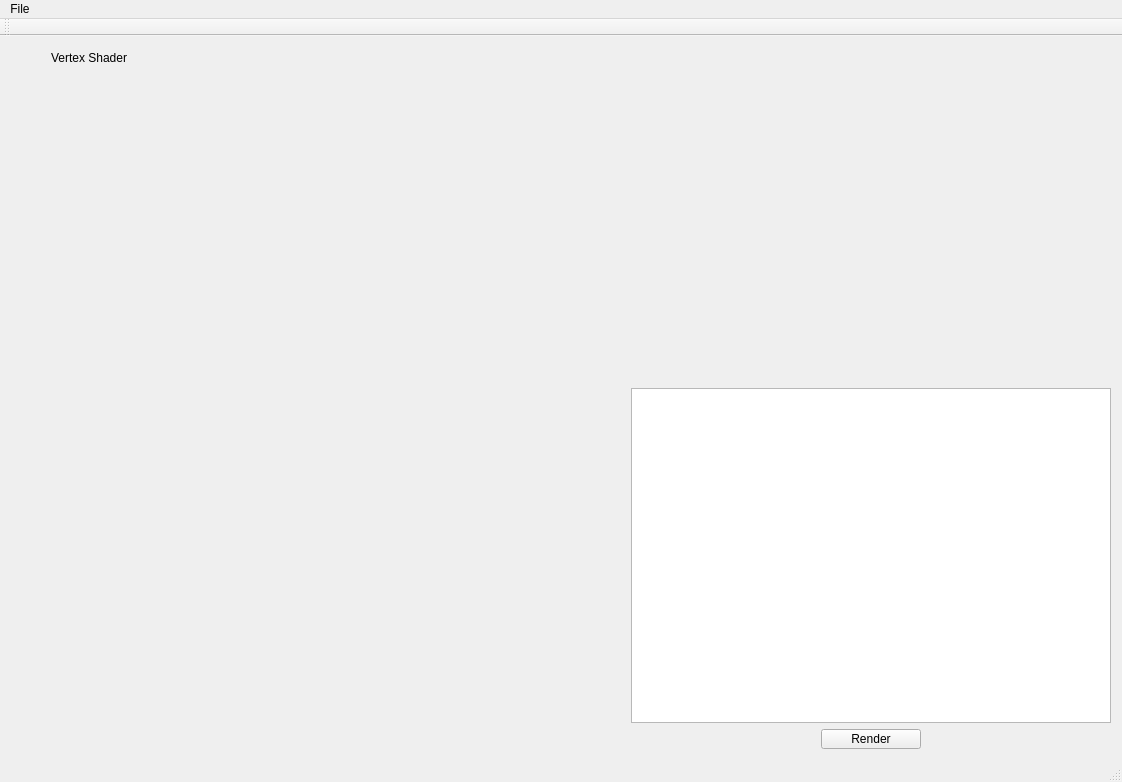
Qt form ToulouseCompiler/ToulouseCompiler/ToulouseCompiler.ui (ajvs0003/ToulouseCompiler) before a commit.
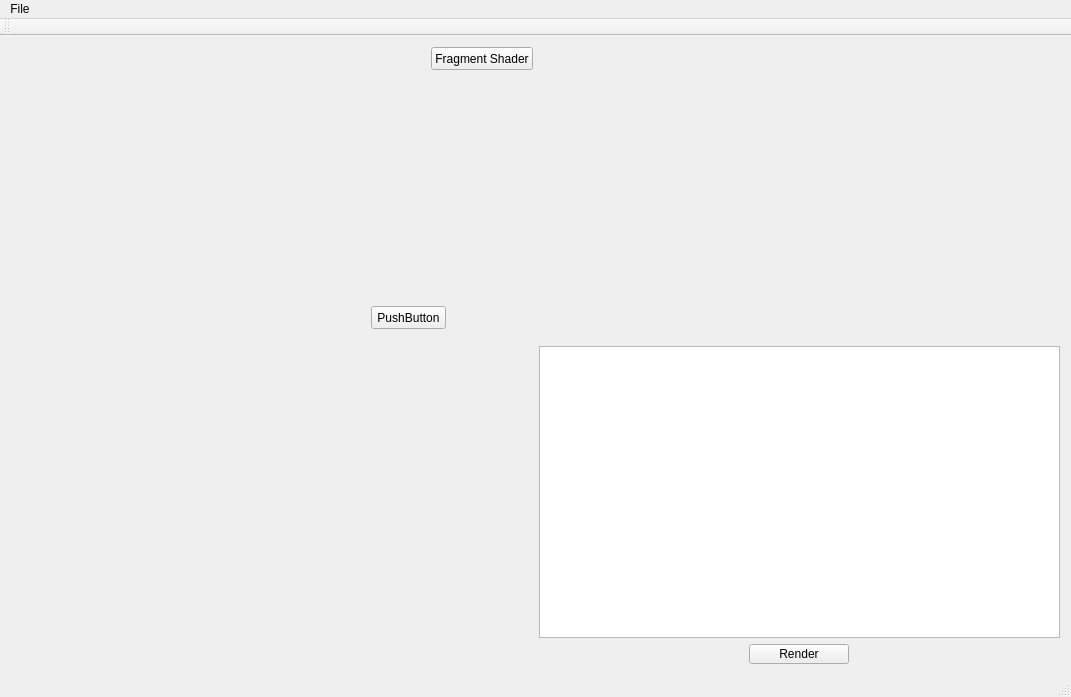
The same form after that commit.

```diff
--- a/ToulouseCompiler/ToulouseCompiler/ToulouseCompiler.ui
+++ b/ToulouseCompiler/ToulouseCompiler/ToulouseCompiler.ui
@@ -6,8 +6,8 @@
    <rect>
     <x>0</x>
     <y>0</y>
-    <width>1122</width>
-    <height>782</height>
+    <width>1071</width>
+    <height>697</height>
    </rect>
   </property>
   <property name="sizePolicy">
@@ -21,90 +21,23 @@
   </property>
   <widget class="QWidget" name="centralWidget">
    <layout class="QGridLayout" name="gridLayout">
-    <item row="1" column="2">
-     <widget class="QTableView" name="tableView">
-      <property name="sizePolicy">
-       <sizepolicy hsizetype="Preferred" vsizetype="Preferred">
-        <horstretch>0</horstretch>
-        <verstretch>0</verstretch>
-       </sizepolicy>
-      </property>
-     </widget>
-    </item>
-    <item row="0" column="1" rowspan="2">
-     <widget class="QStackedWidget" name="stackedWidget">
-      <property name="currentIndex">
-       <number>0</number>
-      </property>
-      <widget class="QWidget" name="VertexShader">
-       <property name="sizePolicy">
-        <sizepolicy hsizetype="Expanding" vsizetype="Preferred">
-         <horstretch>0</horstretch>
-         <verstretch>0</verstretch>
-        </sizepolicy>
-       </property>
-       <widget class="QLabel" name="label">
-        <property name="geometry">
-         <rect>
-          <x>0</x>
-          <y>0</y>
-          <width>81</width>
-          <height>21</height>
-         </rect>
-        </property>
-        <property name="text">
-         <string>Vertex Shader</string>
-        </property>
-       </widget>
-      </widget>
-      <widget class="QWidget" name="FragmentShader">
-       <widget class="QLabel" name="label_2">
-        <property name="geometry">
-         <rect>
-          <x>0</x>
-          <y>0</y>
-          <width>101</width>
-          <height>16</height>
-         </rect>
-        </property>
-        <property name="text">
-         <string>Fragment Shader</string>
-        </property>
-       </widget>
-      </widget>
-     </widget>
-    </item>
-    <item row="1" column="0">
-     <spacer name="horizontalSpacer_3">
-      <property name="orientation">
-       <enum>Qt::Horizontal</enum>
-      </property>
-      <property name="sizeType">
-       <enum>QSizePolicy::Preferred</enum>
-      </property>
-      <property name="sizeHint" stdset="0">
-       <size>
-        <width>40</width>
-        <height>20</height>
-       </size>
-      </property>
-     </spacer>
-    </item>
     <item row="0" column="2">
      <layout class="QVBoxLayout" name="verticalLayout_8">
       <item>
        <layout class="QHBoxLayout" name="horizontalLayout">
         <item>
+         <layout class="QVBoxLayout" name="verticalLayout">
+          <item>
          <widget class="QWidget" name="openglwidget" native="true">
           <property name="sizePolicy">
-           <sizepolicy hsizetype="Expanding" vsizetype="Maximum">
+             <sizepolicy hsizetype="Expanding" vsizetype="Expanding">
             <horstretch>0</horstretch>
             <verstretch>0</verstretch>
            </sizepolicy>
           </property>
           <property name="maximumSize">
            <size>
-            <width>480</width>
+              <width>600</width>
             <height>480</height>
            </size>
           </property>
@@ -127,11 +60,10 @@
           </layout>
          </widget>
         </item>
-       </layout>
-      </item>
-     </layout>
-    </item>
-    <item row="2" column="2" alignment="Qt::AlignHCenter">
+          <item>
+           <widget class="QTableView" name="tableView"/>
+          </item>
+          <item alignment="Qt::AlignHCenter">
      <widget class="QPushButton" name="pushButton">
       <property name="sizePolicy">
        <sizepolicy hsizetype="Maximum" vsizetype="Maximum">
@@ -157,13 +89,98 @@
      </widget>
     </item>
    </layout>
+        </item>
+       </layout>
+      </item>
+     </layout>
+    </item>
+    <item row="0" column="0">
+     <layout class="QVBoxLayout" name="verticalLayout_4">
+      <item alignment="Qt::AlignRight|Qt::AlignVCenter">
+       <widget class="QPushButton" name="changePage">
+        <property name="sizePolicy">
+         <sizepolicy hsizetype="Preferred" vsizetype="Preferred">
+          <horstretch>0</horstretch>
+          <verstretch>0</verstretch>
+         </sizepolicy>
+        </property>
+        <property name="minimumSize">
+         <size>
+          <width>0</width>
+          <height>23</height>
+         </size>
+        </property>
+        <property name="styleSheet">
+         <string notr="true">QPushButton#evilButton {
+    background-color: red;
+    border-style: outset;
+    border-width: 2px;
+    border-radius: 10px;
+    border-color: beige;
+    font: bold 14px;
+    min-width: 10em;
+    padding: 6px;
+}</string>
+        </property>
+        <property name="text">
+         <string>Fragment Shader</string>
+        </property>
+        <property name="autoDefault">
+         <bool>false</bool>
+        </property>
+       </widget>
+      </item>
+      <item>
+       <layout class="QHBoxLayout" name="horizontalLayout_4">
+        <item>
+         <widget class="QStackedWidget" name="stackedWidget">
+          <property name="currentIndex">
+           <number>0</number>
+          </property>
+          <widget class="QWidget" name="VertexShader">
+           <widget class="QPushButton" name="pushButton_2">
+            <property name="geometry">
+             <rect>
+              <x>360</x>
+              <y>230</y>
+              <width>75</width>
+              <height>23</height>
+             </rect>
+            </property>
+            <property name="text">
+             <string>PushButton</string>
+            </property>
+           </widget>
+          </widget>
+          <widget class="QWidget" name="FragmentShader">
+           <widget class="QRadioButton" name="radioButton">
+            <property name="geometry">
+             <rect>
+              <x>230</x>
+              <y>190</y>
+              <width>82</width>
+              <height>17</height>
+             </rect>
+            </property>
+            <property name="text">
+             <string>RadioButton</string>
+            </property>
+           </widget>
+          </widget>
+         </widget>
+        </item>
+       </layout>
+      </item>
+     </layout>
+    </item>
+   </layout>
   </widget>
   <widget class="QMenuBar" name="menuBar">
    <property name="geometry">
     <rect>
      <x>0</x>
      <y>0</y>
-     <width>1122</width>
+     <width>1071</width>
      <height>21</height>
     </rect>
    </property>
```
Left out of the diff: 2 changed lines with no effect on the pictures. Lines whose indentation alone changed are shown as unchanged.
